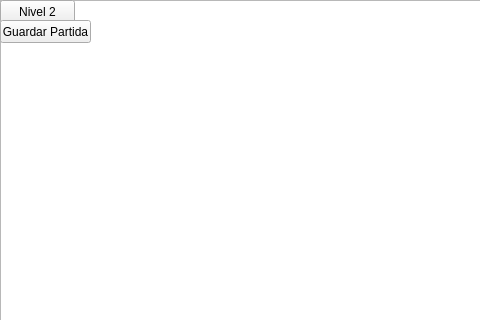
This is Game-20192/ventanajuego.ui in StivenVelasquez/Harry-Potter-Game as Qt 5 draws it before an edit; both pictures show x 0 to 480 and y 0 to 320 of the 869 by 510 pixel window. The edited form follows.
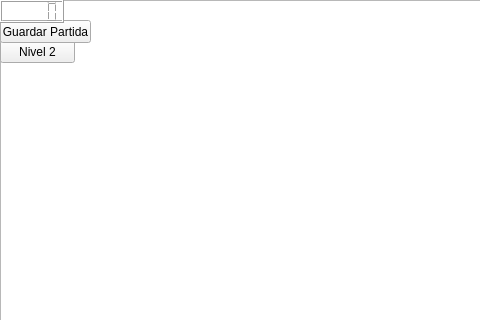
This is the edited form.

What changed in the file:
```diff
--- a/Game-20192/ventanajuego.ui
+++ b/Game-20192/ventanajuego.ui
@@ -28,7 +28,7 @@
     <property name="geometry">
      <rect>
       <x>0</x>
-      <y>0</y>
+      <y>40</y>
       <width>75</width>
       <height>23</height>
      </rect>
@@ -50,6 +50,20 @@
      <string>Guardar Partida</string>
     </property>
    </widget>
+   <widget class="QLCDNumber" name="lcdNumber">
+    <property name="geometry">
+     <rect>
+      <x>0</x>
+      <y>0</y>
+      <width>64</width>
+      <height>23</height>
+     </rect>
+    </property>
+    <property name="styleSheet">
+     <string notr="true">color: rgb(0, 0, 255);
+color: rgb(255, 85, 0);</string>
+    </property>
+   </widget>
   </widget>
   <widget class="QMenuBar" name="menubar">
    <property name="geometry">
```
